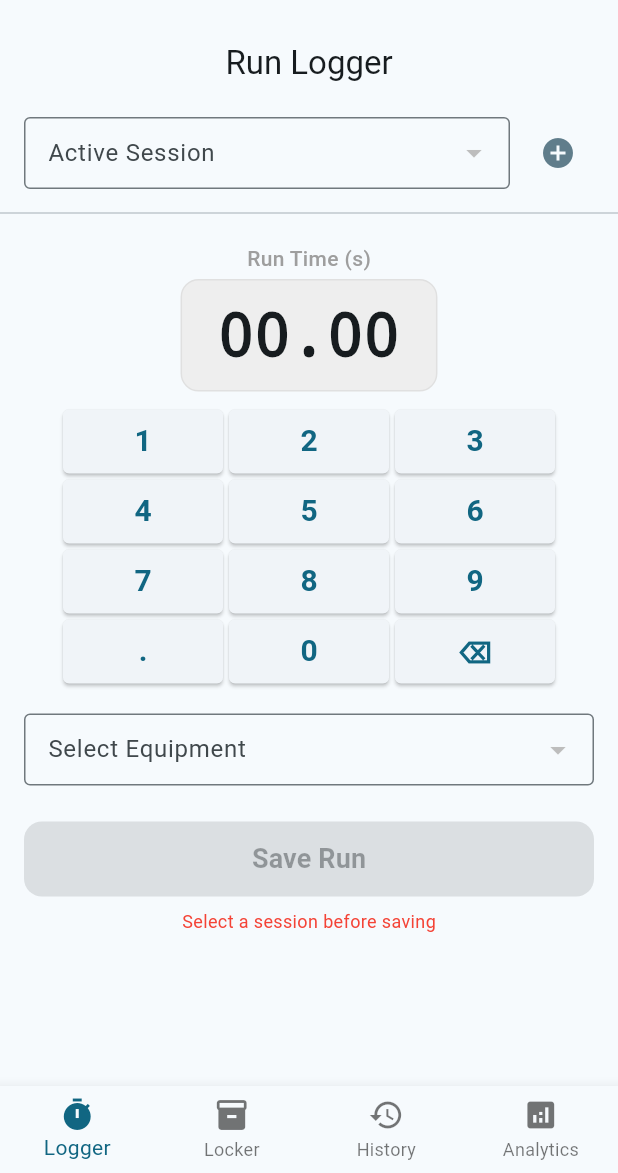
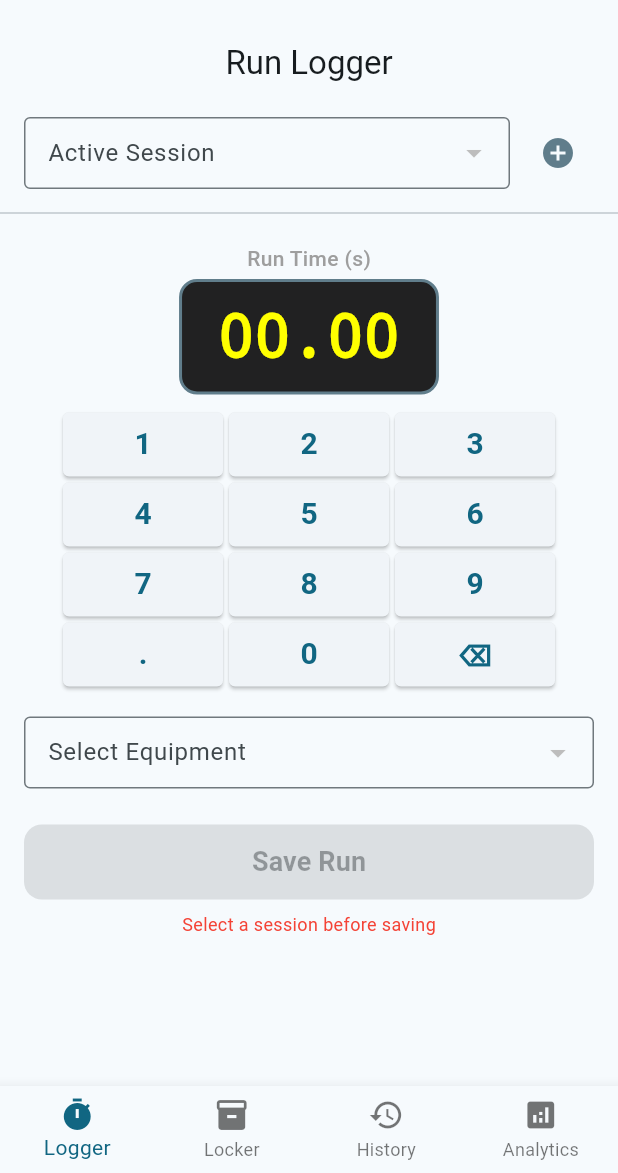
Before and after one commit to jjdavi23/Ski-Analytics-Tracker, a Flutter app: the screen it shows once a user with an empty profile is signed in, on a phone screen of 412 x 824 dp, the part 63-1236 px from its top. Run offline on Flutter 3.47's test engine with Material 3 defaults, Android fonts, the phone set to English and light mode, and no system bars; our stand-ins replace cloud_firestore, csv, firebase_auth, firebase_core, fl_chart, flutter_riverpod and 3 more; accounts and stored records are empty.

Commit message:
changed visibility settings, and made runchartwidget more readable and scaled

```diff
--- a/lib/widgets/run_logger/run_time_display.dart
+++ b/lib/widgets/run_logger/run_time_display.dart
@@ -22,9 +22,9 @@ class RunTimeDisplay extends ConsumerWidget {
           Container(
             padding: const EdgeInsets.symmetric(horizontal: 24, vertical: 8),
             decoration: BoxDecoration(
-              color: Colors.grey[200],
+              color: Colors.black87, // High contrast background
               borderRadius: BorderRadius.circular(12),
-              border: Border.all(color: Colors.grey[300]!),
+              border: Border.all(color: Colors.blueGrey, width: 2),
             ),
             child: Text(
               timeDisplayStr.isEmpty ? '00.00' : timeDisplayStr,
@@ -32,6 +32,7 @@ class RunTimeDisplay extends ConsumerWidget {
                 fontSize: 40,
                 fontWeight: FontWeight.bold,
                 fontFamily: 'Courier',
+                color: Colors.yellowAccent, // Bright text for sunlight readability
               ),
             ),
           ),
```
Also changed, not shown: lib/widgets/run_chart_widget.dart (+14 -0 lines), 2 other files.
